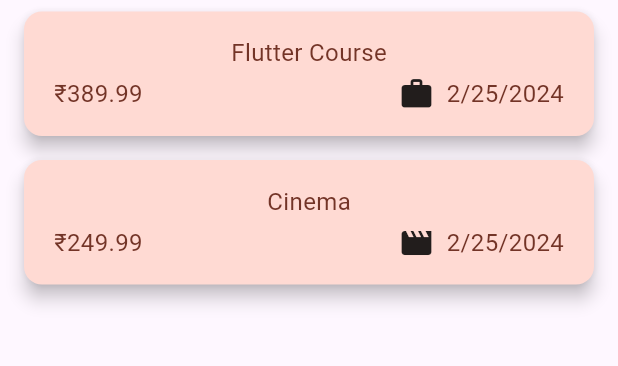
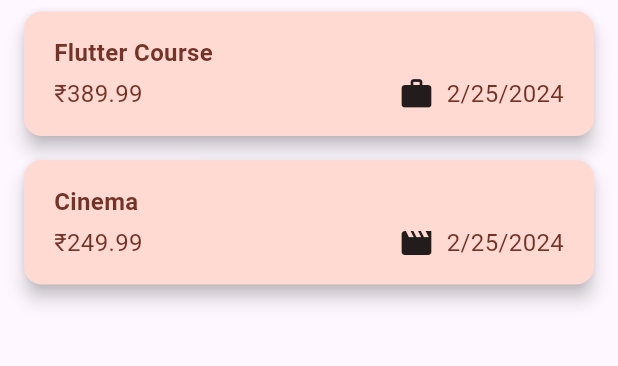
Before and after one commit to Defalt2-O/expense_tracker_app, a Flutter app: the screen it shows after launch, on a phone screen of 412 x 824 dp, the part 119-485 px from its top. Run offline on Flutter 3.47's test engine with Material 3 defaults, Android fonts, the phone set to English and light mode, and no system bars.

Commit message:
Theming imported to Custom Widgets. Dismissable Background Added.

```diff
--- a/lib/widgets/expenses_list/expense_item.dart
+++ b/lib/widgets/expenses_list/expense_item.dart
@@ -16,8 +16,12 @@ class ExpenseItem extends StatelessWidget {
           vertical: 16,
         ),
         child: Column(
+          crossAxisAlignment: CrossAxisAlignment.start,
           children: [
-            Text(expense.title),
+            Text(
+              expense.title,
+              style: const TextStyle(fontWeight: FontWeight.bold),
+            ),
             const SizedBox(
               height: 4,
             ),
--- a/lib/widgets/expenses_list/expenses_list.dart
+++ b/lib/widgets/expenses_list/expenses_list.dart
@@ -16,6 +16,13 @@ class ExpensesList extends StatelessWidget {
           .length, //Item count runs the function below, as many times as its value.
       //index starts from 0 and runs the function until it is equal to itemCount
       itemBuilder: (ctx, index) => Dismissible(
+        background: Container(
+          color: Theme.of(context).colorScheme.error,
+          margin: EdgeInsets.symmetric(
+            horizontal: Theme.of(context).cardTheme.margin!.horizontal - 14,
+          ),
+        ), //When we set Themes in the MaterialApp widget, we can
+        //use those themes by using the above syntax.
         key: ValueKey(expenses[index]),
         onDismissed: (direction) => onAddExpense(
           expenses[index],
```
Also changed, not shown: lib/widgets/new_expense.dart (+8 -2 lines).
